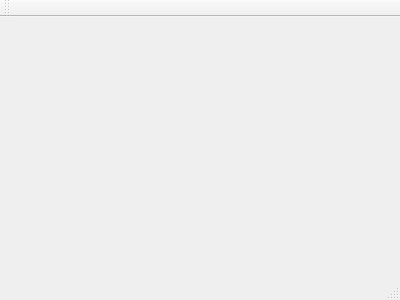
Old version of the form FileVerifier/mainwindow.ui in the repository pbuttgereit/FileVerifier.
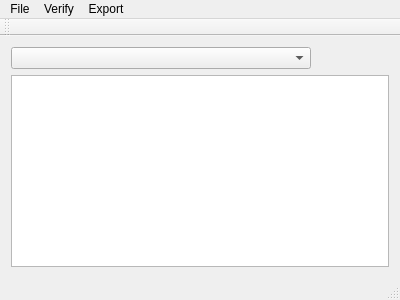
New version of the form.

What changed in the file:
```diff
--- a/FileVerifier/mainwindow.ui
+++ b/FileVerifier/mainwindow.ui
@@ -12,13 +12,126 @@
   <property name="windowTitle" >
    <string>MainWindow</string>
   </property>
-  <widget class="QMenuBar" name="menuBar" />
-  <widget class="QToolBar" name="mainToolBar" />
-  <widget class="QWidget" name="centralWidget" />
-  <widget class="QStatusBar" name="statusBar" />
+  <widget class="QWidget" name="centralWidget">
+   <layout class="QVBoxLayout" name="verticalLayout">
+    <item>
+     <layout class="QHBoxLayout" name="horizontalLayout">
+      <item>
+       <widget class="QComboBox" name="comboBoxTables">
+        <property name="minimumSize">
+         <size>
+          <width>300</width>
+          <height>0</height>
+         </size>
+        </property>
+       </widget>
+      </item>
+      <item>
+       <spacer name="horizontalSpacer">
+        <property name="orientation">
+         <enum>Qt::Horizontal</enum>
+        </property>
+        <property name="sizeHint" stdset="0">
+         <size>
+          <width>40</width>
+          <height>20</height>
+         </size>
+        </property>
+       </spacer>
+      </item>
+     </layout>
+    </item>
+    <item>
+     <widget class="QTableView" name="tableView"/>
+    </item>
+   </layout>
+  </widget>
+  <widget class="QMenuBar" name="menuBar">
+   <property name="geometry">
+    <rect>
+     <x>0</x>
+     <y>0</y>
+     <width>400</width>
+     <height>21</height>
+    </rect>
+   </property>
+   <widget class="QMenu" name="menuFile">
+    <property name="title">
+     <string>File</string>
+    </property>
+    <widget class="QMenu" name="menuOpen">
+     <property name="title">
+      <string>Open</string>
+     </property>
+     <addaction name="actionFile_s"/>
+     <addaction name="actionDirectory"/>
+    </widget>
+    <addaction name="menuOpen"/>
+    <addaction name="actionDatabase"/>
+   </widget>
+   <widget class="QMenu" name="menuVerify">
+    <property name="title">
+     <string>Verify</string>
+    </property>
+    <addaction name="actionFile"/>
+    <addaction name="actionAll_files"/>
+   </widget>
+   <widget class="QMenu" name="menuExport">
+    <property name="title">
+     <string>Export</string>
+    </property>
+    <addaction name="actionCurrent_Table"/>
+   </widget>
+   <addaction name="menuFile"/>
+   <addaction name="menuVerify"/>
+   <addaction name="menuExport"/>
+  </widget>
+  <widget class="QToolBar" name="mainToolBar">
+   <attribute name="toolBarArea">
+    <enum>TopToolBarArea</enum>
+   </attribute>
+   <attribute name="toolBarBreak">
+    <bool>false</bool>
+   </attribute>
+  </widget>
+  <widget class="QStatusBar" name="statusBar"/>
+  <action name="actionFile_s">
+   <property name="text">
+    <string>File(s)</string>
+   </property>
+  </action>
+  <action name="actionDirectory">
+   <property name="text">
+    <string>Directory</string>
+   </property>
+  </action>
+  <action name="actionSet_file_filter">
+   <property name="text">
+    <string>Set file filter</string>
+   </property>
+  </action>
+  <action name="actionDatabase">
+   <property name="text">
+    <string>Database</string>
+   </property>
+  </action>
+  <action name="actionFile">
+   <property name="text">
+    <string>File</string>
+   </property>
+  </action>
+  <action name="actionAll_files">
+   <property name="text">
+    <string>All files</string>
+   </property>
+  </action>
+  <action name="actionCurrent_Table">
+   <property name="text">
+    <string>Current Table</string>
+   </property>
+  </action>
  </widget>
- <layoutDefault spacing="6" margin="11" />
- <pixmapfunction></pixmapfunction>
+ <layoutdefault spacing="6" margin="11"/>
  <resources/>
  <connections/>
 </ui>
```
Left out of the diff: 7 changed lines with no effect on the pictures.
